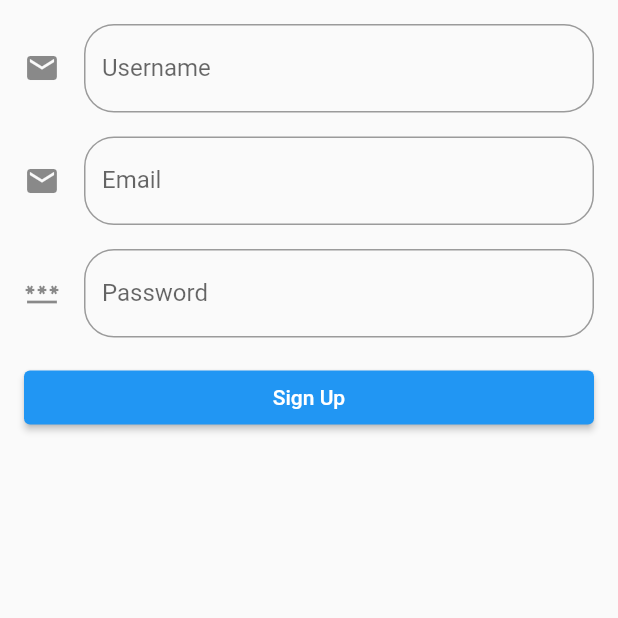
After one commit to bahiznalakath/FacebookClone-APK, a Flutter app: the screen it shows after launch, after a tap on "SignUp", on a phone screen of 412 x 824 dp, the top half of it. The commit adds this screen. Run offline on Flutter 3.47's test engine with Material 2 defaults, Android fonts, the phone set to English and light mode, and no system bars; our stand-ins replace firebase_core, shared_preferences; accounts and stored records are empty.

Commit message:
Updated files

```diff
--- a/lib/login_page.dart
+++ b/lib/login_page.dart
@@ -1,5 +1,6 @@
 import 'package:facebook_clone/home_page.dart';
 import 'package:facebook_clone/main.dart';
+import 'package:facebook_clone/sign_up.dart';
 import 'package:flutter/material.dart';
 import 'package:shared_preferences/shared_preferences.dart';
 
@@ -19,6 +20,7 @@ class _LoginPageState extends State<LoginPage> {
   @override
   Widget build(BuildContext context) {
     return Scaffold(
+      backgroundColor: Colors.blue.shade50,
       body: SafeArea(
         child: Form(
           key: widget._formkey,
@@ -71,7 +73,7 @@ class _LoginPageState extends State<LoginPage> {
               ),
               SizedBox(height: 20),
               Row(
-                mainAxisAlignment: MainAxisAlignment.spaceBetween,
+                mainAxisAlignment: MainAxisAlignment.center,
                 children: [
                   Visibility(
                       visible: !widget._isDataMatched,
@@ -79,14 +81,30 @@ class _LoginPageState extends State<LoginPage> {
                         'Username password doesnot match',
                         style: TextStyle(color: Colors.red),
                       )),
+                  //signUpOption(),
+                  ElevatedButton(onPressed: (){
+                    Navigator.of(context).pushReplacement(MaterialPageRoute(builder: (context1)=> SignUpPage()));
+                  },
+
+                      child: Text('SignUp'),
+                    style: ElevatedButton.styleFrom(
+                    padding: EdgeInsets.all(16.0), // Adjust the button's padding
+                    shape: RoundedRectangleBorder(
+                      borderRadius: BorderRadius.circular(20.0), // Apply rounded corners
+                    ),),
+                  ),
                   ElevatedButton(
+                    style: ElevatedButton.styleFrom(
+                      padding: EdgeInsets.all(16.0), // Adjust the button's padding
+                      shape: RoundedRectangleBorder(
+                        borderRadius: BorderRadius.circular(20.0), // Apply rounded corners
+                      ),),
                     onPressed: () {
                      if(widget._formkey.currentState!.validate()){
                        checkLogin(context);
                      }else{
                        print("Data empty");
                      }
-                      //
                     },
                     child: Text("Login"),
                   ),
@@ -117,6 +135,24 @@ class _LoginPageState extends State<LoginPage> {
       setState(() {
         widget._isDataMatched = false;
       });
+
+    /*  Row signUpOption(){
+        return Row(
+          mainAxisAlignment: MainAxisAlignment.center,
+          children: [
+            const Text("Don 't have accont",
+              style:TextStyle(color: Colors.white70)),
+            GestureDetector(
+              onTap:() {
+                Navigator.push(context,
+                    MaterialPageRoute(builder: (context)=>SignUpPage()));
+              },
+              child: Text("Sign Up",
+              style: TextStyle(color: Colors.white,fontWeight: FontWeight.bold),),
+            )
+          ],
+        );
+      }*/
     }
   }
 }
--- a/lib/main.dart
+++ b/lib/main.dart
@@ -1,4 +1,5 @@
 import 'package:facebook_clone/login_page.dart';
+import 'package:facebook_clone/sign_up.dart';
 import 'package:facebook_clone/splash_screen.dart';
 import 'package:flutter/material.dart';
 import 'home_page.dart';
@@ -26,8 +27,10 @@ class MyApp extends StatelessWidget {
      routes:{
         //
        '/':(context)=> SplashScreen(),
-       '/splash':(context)=> HomePage(),
-       '/login':(context)=> LoginPage(),
+      '/splash':(context)=> HomePage(),
+     '/login':(context)=> LoginPage(),
+       '/sign':(context)=> SignUpPage(),
+
 
 
     } ,
--- /dev/null
+++ b/lib/sign_up.dart
@@ -0,0 +1,116 @@
+import 'package:facebook_clone/home_page.dart';
+import 'package:flutter/material.dart';
+
+
+class SignUpPage extends StatelessWidget {
+  final _usernameController = TextEditingController();
+  final _emailController = TextEditingController();
+  final _passwordController = TextEditingController();
+
+  @override
+  Widget build(BuildContext context) {
+    return Scaffold(
+
+
+      body: Padding(
+        padding: EdgeInsets.all(16.0),
+        child: Center(
+          child: Container(
+            child: Column(
+              crossAxisAlignment: CrossAxisAlignment.stretch,
+              children: [
+                TextFormField(
+                  controller: _usernameController,
+                  validator: (value) {
+                    if (value == null || value.isEmpty) {
+                      return "value is empty";
+                    } else {
+                      return null;
+                    }
+                  },
+                  decoration: InputDecoration(
+                    border: OutlineInputBorder(
+                      borderRadius: BorderRadius.circular(20.0), // Set the border radius
+                    ),
+                    hintText: 'Username',
+                    labelText: 'Username', // Changed from 'label' to 'labelText'
+                    icon: Icon(Icons.mail),
+                  ),
+                ),
+                SizedBox(height: 16.0),
+                TextFormField(
+                  validator: (value) {
+                    if (value == null || value.isEmpty) {
+                      return "value is empty";
+                    } else {
+                      return null;
+                    }
+                  },
+                  controller: _emailController,
+                  decoration: InputDecoration(
+                    border: OutlineInputBorder(
+                      borderRadius: BorderRadius.circular(20.0), // Set the border radius
+                    ),
+                    hintText: 'Email',
+                    icon: Icon(Icons.mail),
+                    labelText: 'Email',
+                  ),
+                ),
+                SizedBox(height: 16.0),
+                TextFormField(
+                  validator: (value) {
+                    if (value == null || value.isEmpty) {
+                      return "value is empty";
+                    } else {
+                      return null;
+                    }
+                  },
+                  controller: _passwordController,
+                  obscureText: true,
+                  decoration: InputDecoration(
+                    border: OutlineInputBorder(
+                      borderRadius: BorderRadius.circular(20.0), // Set the border radius
+                    ),
+                    labelText: 'Password', // Changed from 'label' to 'labelText'
+                    hintText: 'Password',
+                    icon: Icon(Icons.password),
+                  ),
+                ),
+                SizedBox(height: 16.0),
+                ElevatedButton(
+                  onPressed: () {
+                    // Perform sign-up logic here
+                    String username = _usernameController.text;
+                    String email = _emailController.text;
+                    String password = _passwordController.text;
+
+                    // Validate input and register the user
+                    if (_validateInput(username, email, password)) {
+                      _registerUser(username, email, password);
+                      Navigator.of(context).pushReplacement(MaterialPageRoute(builder: (context1)=> HomePage()));
+                    }
+                  },
+                  child: Text('Sign Up'),
+                ),
+              ],
+            ),
+          ),
+        ),
+      ),
+    );
+  }
+
+  bool _validateInput(String username, String email, String password) {
+    // Perform your validation logic here
+    if (username.isEmpty || email.isEmpty || password.isEmpty) {
+      return false;
+    }
+    return true;
+  }
+
+  void _registerUser(String username, String email, String password) {
+    // Perform user registration logic here
+    // You can send the data to a server or store it locally
+    print('User Registered: $username, $email, $password');
+  }
+}
--- a/lib/splash_screen.dart
+++ b/lib/splash_screen.dart
@@ -29,6 +29,7 @@ class _SplashScreenState extends State<SplashScreen> {
   Widget build(BuildContext context) {
     return SafeArea(
       child: Scaffold(
+        backgroundColor: Colors.blue.shade50,
         body: Center(
           child: Column(
             mainAxisAlignment: MainAxisAlignment.spaceAround,
```
